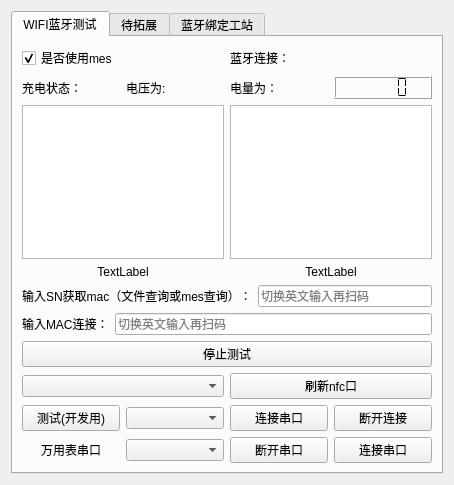
Old version of the form work_station/wifi_ble/wifibletest.ui in the repository yuhuang163/test.
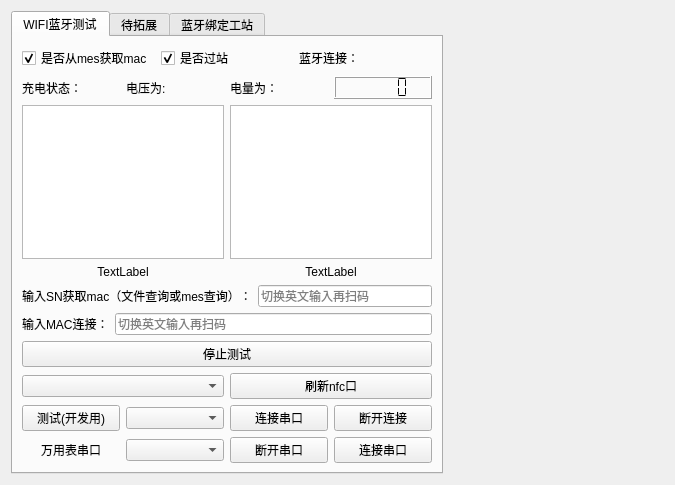
New version of the form.

Commit message: 开发mes获取mac地址的功能勾选

Patch:
```diff
--- a/work_station/wifi_ble/wifibletest.ui
+++ b/work_station/wifi_ble/wifibletest.ui
@@ -6,16 +6,22 @@
    <rect>
     <x>0</x>
     <y>0</y>
-    <width>454</width>
+    <width>675</width>
     <height>485</height>
    </rect>
   </property>
   <property name="windowTitle">
    <string>Form</string>
   </property>
-  <layout class="QGridLayout" name="gridLayout">
-   <item row="0" column="0">
     <widget class="QTabWidget" name="tabWidget">
+   <property name="geometry">
+    <rect>
+     <x>11</x>
+     <y>11</y>
+     <width>432</width>
+     <height>463</height>
+    </rect>
+   </property>
      <property name="currentIndex">
       <number>0</number>
      </property>
@@ -31,10 +37,20 @@
            <property name="topMargin">
             <number>0</number>
            </property>
+         <item>
+          <widget class="QCheckBox" name="isformmes">
+           <property name="text">
+            <string>是否从mes获取mac</string>
+           </property>
+           <property name="checked">
+            <bool>true</bool>
+           </property>
+          </widget>
+         </item>
            <item>
             <widget class="QCheckBox" name="isusemes">
              <property name="text">
-              <string>是否使用mes</string>
+            <string>是否过站</string>
              </property>
              <property name="checkable">
               <bool>true</bool>
@@ -629,8 +645,6 @@
       </layout>
      </widget>
     </widget>
-   </item>
-  </layout>
  </widget>
  <resources/>
  <connections/>
```
Lines whose indentation alone changed are shown as unchanged. The commit also changes 14 other files.
